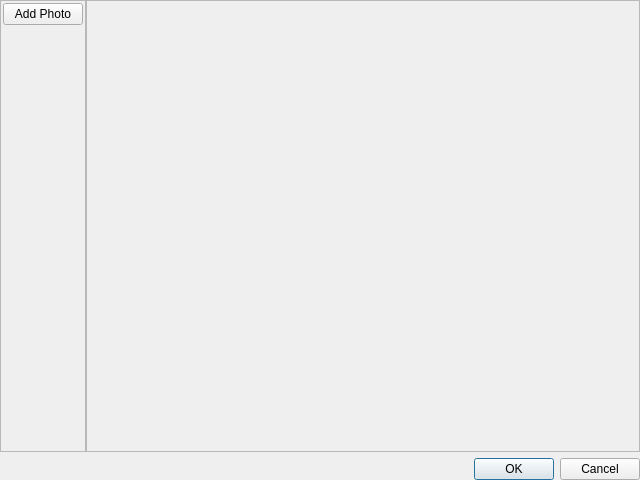
Old version of the form files/photogrid-dialog.ui in the repository ksharindam/pypicview.
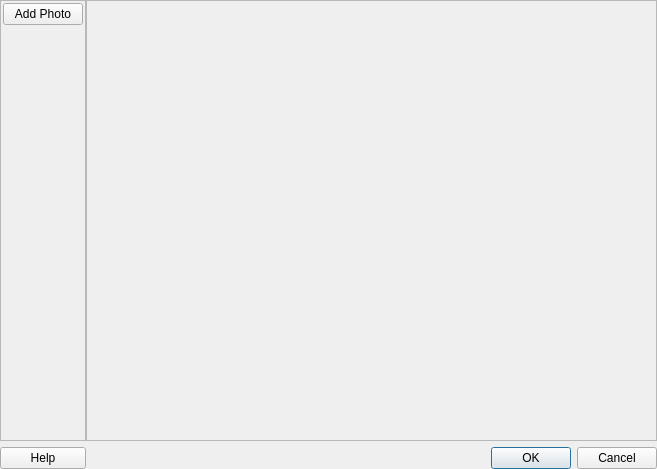
New version of the form.

Commit message: helptext and thumnnail selection added to PhotoGrid dialog

```diff
--- a/files/photogrid-dialog.ui
+++ b/files/photogrid-dialog.ui
@@ -6,8 +6,8 @@
    <rect>
     <x>0</x>
     <y>0</y>
-    <width>640</width>
-    <height>480</height>
+    <width>657</width>
+    <height>469</height>
    </rect>
   </property>
   <property name="windowTitle">
@@ -68,14 +68,14 @@
        <rect>
         <x>0</x>
         <y>0</y>
-        <width>544</width>
-        <height>442</height>
+        <width>561</width>
+        <height>431</height>
        </rect>
       </property>
      </widget>
     </widget>
    </item>
-   <item row="1" column="0" colspan="2">
+   <item row="2" column="1">
     <widget class="QDialogButtonBox" name="buttonBox">
      <property name="orientation">
       <enum>Qt::Horizontal</enum>
@@ -85,6 +85,13 @@
      </property>
     </widget>
    </item>
+   <item row="2" column="0">
+    <widget class="QPushButton" name="helpBtn">
+     <property name="text">
+      <string>Help</string>
+     </property>
+    </widget>
+   </item>
   </layout>
  </widget>
  <resources/>
```
The commit also changes 4 other files.
